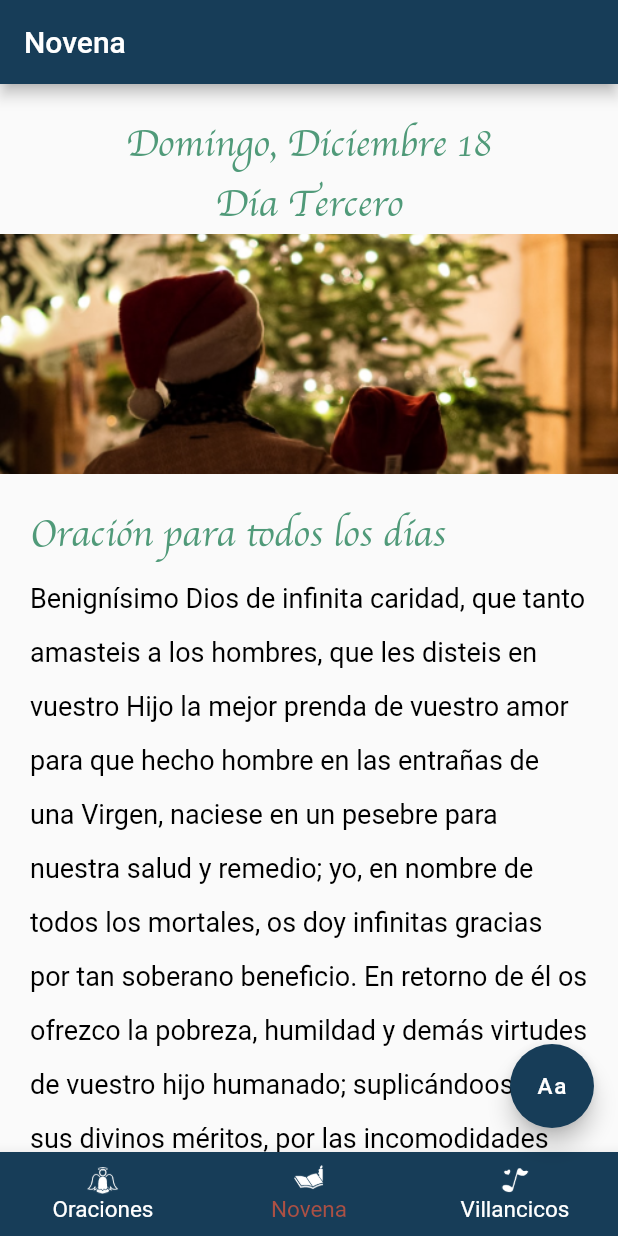
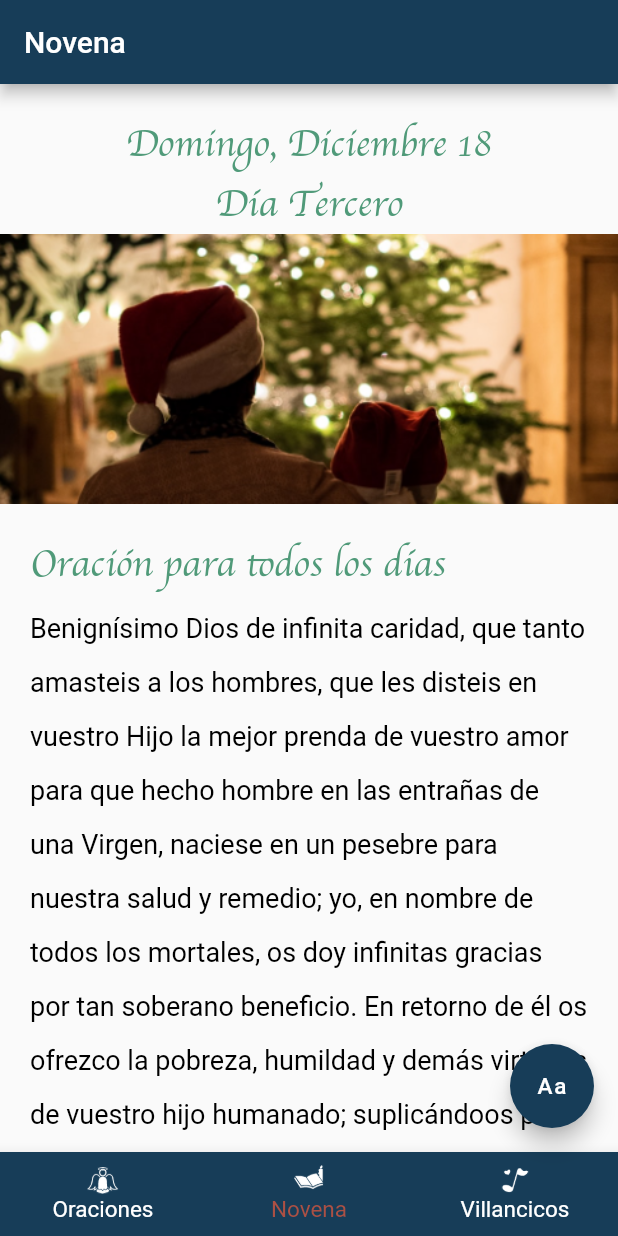
Before and after one commit to juliethangeldeveloper/Novena2022, a Flutter app: the screen it shows after launch, on a phone screen of 412 x 824 dp. Run offline on Flutter 3.47's test engine with Material 2 defaults, Android fonts, the phone set to English and light mode, and no system bars; Roboto replaces fonts that are missing (Futura); project files that could hold a hidden picture were left out.

Commit message:
Release/1.0 i os and android (#2) (#3)
* update for next release text

* update for code

* Update branch to develop

* update again sdk version

* updated and released (#1)

* Updated in  release

```diff
--- a/novena/lib/main.dart
+++ b/novena/lib/main.dart
@@ -47,10 +47,8 @@ class MyApp extends StatelessWidget {
   void currentDateDays() {
     DateTime now = DateTime.now();
 
-
     //checks the year and sets date of novena starts Dec 16
     final novenaDayStarts = DateTime(now.year, 12, 16);
-    final novenaDaybefore = DateTime(now.year, 12, 15);
 
     //check navidad date of year
     final navidadAfter = DateTime(now.year, 12, 25);
@@ -60,8 +58,8 @@ class MyApp extends StatelessWidget {
     int numberDatesUntil = daysBetween(now, novenaDayStarts);
     int numberDatesAfterYear = daysBetween(now, novenaAfterYear);
 
-    if (now.isAfter(novenaDaybefore) && navidadAfter.isAfter(now)) {
-      numberOfDates = numberDatesUntil.abs() + 1;
+    if (now.isAtSameMomentAs(novenaDayStarts) || now.isAfter(novenaDayStarts) && navidadAfter.isAfter(now)) {
+      numberOfDates = numberDatesUntil.abs()+1;
       for (var i = 0; i < prayersForNovena.length; i++) {
         if (prayersForNovena[i].id == numberOfDates) {
           prayersForNovenaDay.insert(1, prayersForNovena[i]);
--- a/novena/lib/pages/PrayerScreen.dart
+++ b/novena/lib/pages/PrayerScreen.dart
@@ -18,6 +18,7 @@ class _PrayerScreenState extends State<PrayerScreen> {
   String currentDate = "";
   List<PrayersModel> novenasCurrent = [];
   String coro = "Coro";
+  String villancicosText = "Para terminar la novena \ncontinua a los Villancicos";
 
   @override
   void initState() {
@@ -128,7 +129,7 @@ class _PrayerScreenState extends State<PrayerScreen> {
             ),
           ) : Container(),
           SizedBox(
-            height: 160,
+            height: 180,
             child: Image(
               image: index == 1 ? photos2[Random().nextInt(photos2.length)] : photos[index],
               width: double.infinity,
@@ -173,6 +174,17 @@ class _PrayerScreenState extends State<PrayerScreen> {
               ),
             ),
           ): Container(),
+          index == novenasCurrent.length-1 ? Container(
+            padding: EdgeInsets.only(right: 10, left: 10, bottom: 10),
+            child: Text(
+              villancicosText,
+              style: TextStyle(
+                height: 2.0,
+                color: Color.fromARGB(255, 0, 0, 0),
+                fontSize: 18 + widget.fontSize,
+              ),
+            ),
+          ): Container(),
         ]);
       },
       itemCount: novenasCurrent.length,
--- a/novena/lib/pages/beforeNovenaPage.dart
+++ b/novena/lib/pages/beforeNovenaPage.dart
@@ -86,7 +86,7 @@ class _BeforeNovenaScreenState extends State<BeforeNovenaScreen> {
                       child: const Image(
                         image: AssetImage("assets/NovenaIcon.png"),
                         color: Color.fromARGB(255, 23, 61, 88),
-                      ))
+                      )),
                 ],
               )
             ],
--- a/novena/pubspec.yaml
+++ b/novena/pubspec.yaml
@@ -15,7 +15,7 @@ publish_to: 'none' # Remove this line if you wish to publish to pub.dev
 # In iOS, build-name is used as CFBundleShortVersionString while build-number used as CFBundleVersion.
 # Read more about iOS versioning at
 # https://developer.apple.com/library/archive/documentation/General/Reference/InfoPlistKeyReference/Articles/CoreFoundationKeys.html
-version: 1.0.0+1
+version: 1.0.0+7
 
 environment:
   sdk: ">=2.17.6 <3.0.0"
@@ -34,7 +34,6 @@ dependencies:
   # The following adds the Cupertino Icons font to your application.
   # Use with the CupertinoIcons class for iOS style icons.
   cupertino_icons: ^1.0.2
-  adobe_xd: ^2.0.1
   url_launcher: ^6.1.7
   intl: ^0.17.0
 
```
Also changed, not shown: novena/lib/pages/VillancicoScreen.dart (+13 -2 lines), novena/pubspec.lock, 5 other files.
